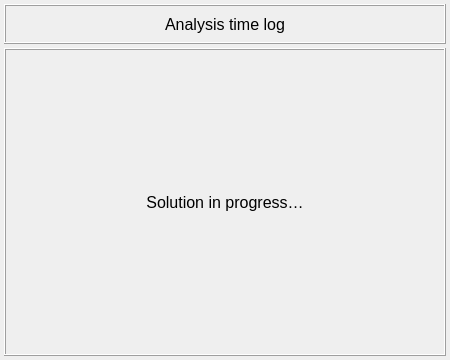
This is data/user_input/ui/analysis_/general_/run_analysis_input.ui in open-pulse/OpenPulse as Qt 5 draws it before an edit. The edited form follows.
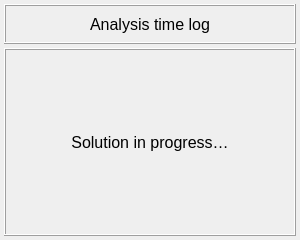
This is the edited form. Icons and pictures are not drawn.

Patch:
```diff
--- a/data/user_input/ui/analysis_/general_/run_analysis_input.ui
+++ b/data/user_input/ui/analysis_/general_/run_analysis_input.ui
@@ -9,8 +9,8 @@
    <rect>
     <x>0</x>
     <y>0</y>
-    <width>450</width>
-    <height>360</height>
+    <width>300</width>
+    <height>240</height>
    </rect>
   </property>
   <property name="sizePolicy">
@@ -21,8 +21,8 @@
   </property>
   <property name="minimumSize">
    <size>
-    <width>450</width>
-    <height>360</height>
+    <width>300</width>
+    <height>240</height>
    </size>
   </property>
   <property name="maximumSize">
@@ -180,6 +180,12 @@
         <property name="alignment">
          <set>Qt::AlignCenter</set>
         </property>
+        <property name="wordWrap">
+         <bool>true</bool>
+        </property>
+        <property name="margin">
+         <number>6</number>
+        </property>
        </widget>
       </item>
      </layout>
```
